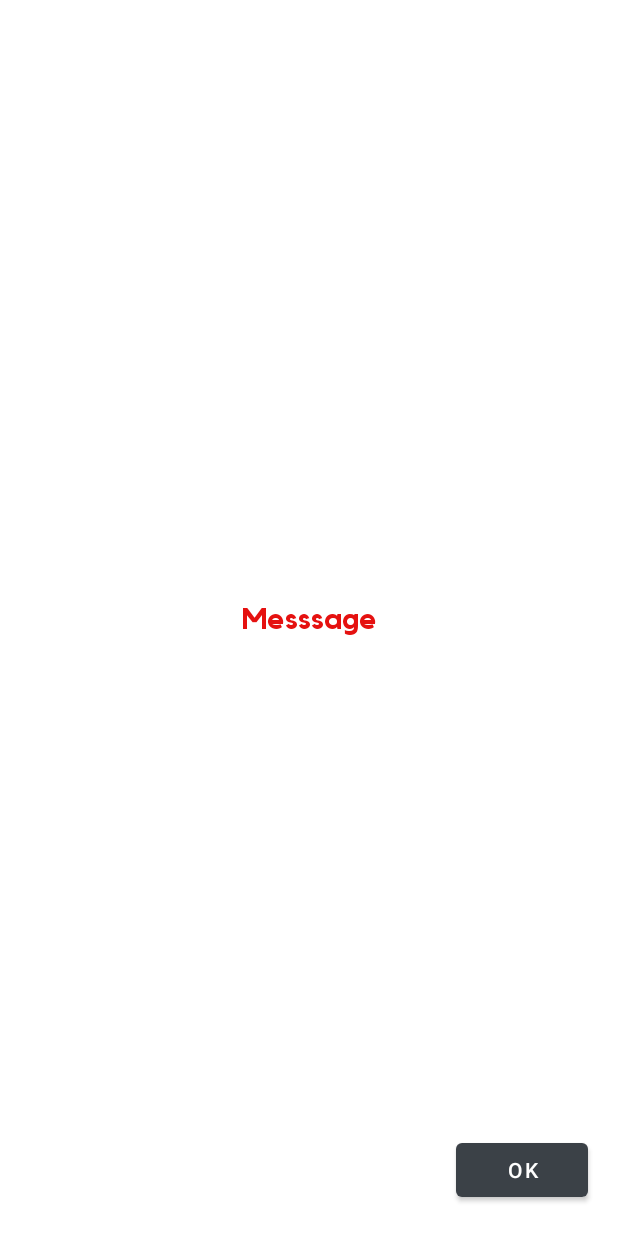
After one commit to 6865877378686982/RFT, an Android app: the layout alert_msg_after_saving.xml on its own in the app's theme, with its tools: preview values and no code run, on a phone screen of 412 x 824 dp. The commit adds this screen. Run offline under Robolectric (Android 15) with nearby library versions, the phone set to English and light mode, and no system bars.

Commit message:
** changes 23-10-23

```diff
--- a/app/build.gradle
+++ b/app/build.gradle
@@ -12,13 +12,13 @@ android {
         applicationId "com.zzootalinktracker.rft"
         minSdk 24
         targetSdk 33
-        versionCode 12
-        versionName "1.0.12"
+        versionCode 13
+        versionName "1.0.13"
         testInstrumentationRunner "androidx.test.runner.AndroidJUnitRunner"
     }
     signingConfigs {
         debug {
-            storeFile file('D:\\ZZoota Projects\\RFT\\app\\rft_jks.jks')
+            storeFile file('C:\\parabhjot Zzota projects\\RFT - 11-Sept-23\\RFT\\app\\rft_jks.jks')
             storePassword 'android'
             keyAlias 'key0'
             keyPassword 'android'
--- /dev/null
+++ b/app/src/main/res/layout/alert_msg_after_saving.xml
@@ -0,0 +1,35 @@
+<?xml version="1.0" encoding="utf-8"?>
+<RelativeLayout xmlns:android="http://schemas.android.com/apk/res/android"
+    android:layout_width="match_parent"
+    android:orientation="vertical"
+    android:layout_height="match_parent">
+
+    <TextView
+        android:id="@+id/tvAfterSaveText"
+        style="@style/black_bold_24sp"
+        android:layout_width="match_parent"
+        android:layout_height="wrap_content"
+        android:layout_centerInParent="true"
+        android:layout_marginTop="25sp"
+        android:gravity="center"
+        android:text="Messsage"
+        android:textColor="@color/red_rft" />
+
+
+    <Button
+        android:id="@+id/btnOkAfterSave"
+        android:layout_centerVertical="true"
+        android:layout_alignParentEnd="true"
+        android:layout_marginEnd="20sp"
+        android:text="Ok"
+        android:layout_marginBottom="20sp"
+        android:layout_alignParentBottom="true"
+        android:layout_width="wrap_content"
+        android:layout_height="wrap_content">
+
+
+
+    </Button>
+
+
+</RelativeLayout>
```
Also changed, not shown: app/src/main/java/com/zzootalinktracker/rft/UI/Fragment/HomeFragment.kt (+91 -25 lines), 1 other file.
